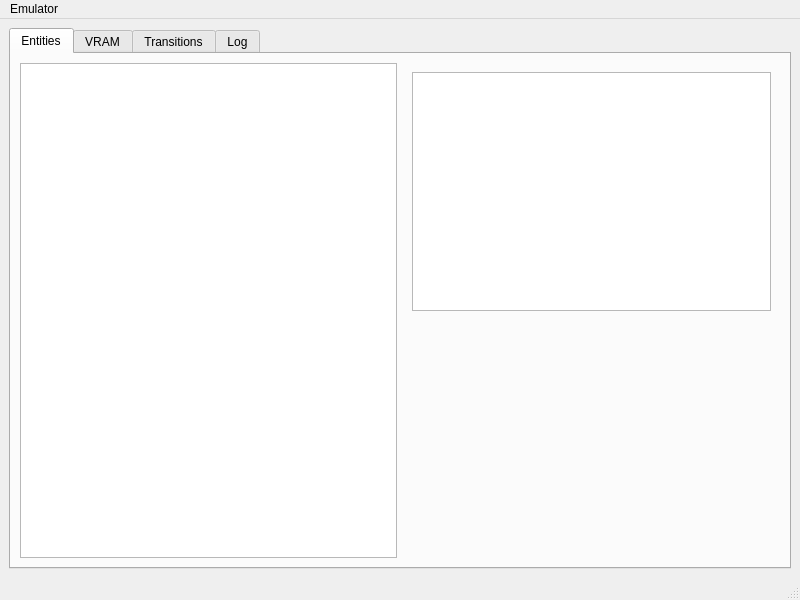
Before: the Qt Designer form mainwindow.ui in T4g1/TombaTools, drawn with Qt 5.
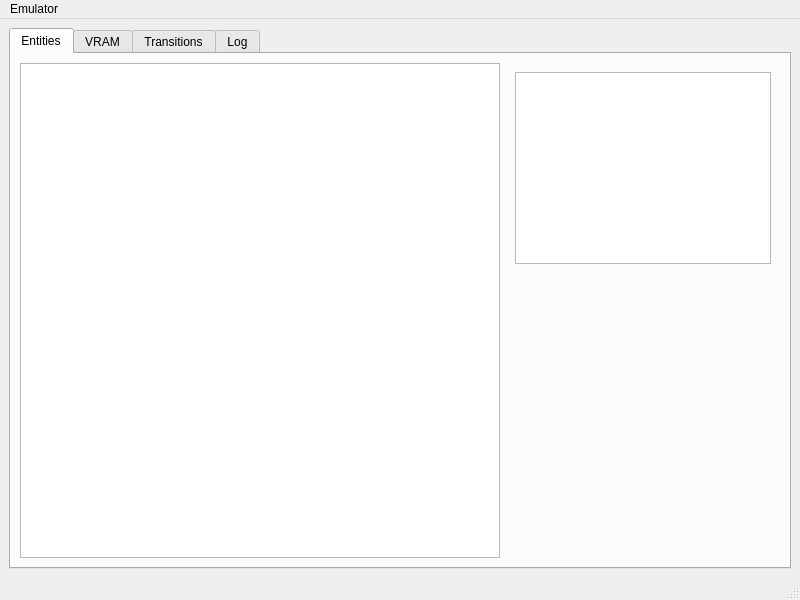
After: the same form once the commit is applied.

Patch:
```diff
--- a/mainwindow.ui
+++ b/mainwindow.ui
@@ -32,7 +32,38 @@
          <widget class="QWidget" name="entity_viewer" native="true">
           <layout class="QVBoxLayout" name="entity_viewer_layout">
            <item>
-            <widget class="QGraphicsView" name="entity_preview"/>
+            <widget class="QGraphicsView" name="entity_preview">
+             <property name="sizePolicy">
+              <sizepolicy hsizetype="Maximum" vsizetype="Maximum">
+               <horstretch>0</horstretch>
+               <verstretch>0</verstretch>
+              </sizepolicy>
+             </property>
+             <property name="mouseTracking">
+              <bool>true</bool>
+             </property>
+             <property name="autoFillBackground">
+              <bool>true</bool>
+             </property>
+             <property name="backgroundBrush">
+              <brush brushstyle="Dense2Pattern">
+               <color alpha="255">
+                <red>125</red>
+                <green>125</green>
+                <blue>125</blue>
+               </color>
+              </brush>
+             </property>
+             <property name="dragMode">
+              <enum>QGraphicsView::DragMode::ScrollHandDrag</enum>
+             </property>
+             <property name="transformationAnchor">
+              <enum>QGraphicsView::ViewportAnchor::AnchorUnderMouse</enum>
+             </property>
+             <property name="resizeAnchor">
+              <enum>QGraphicsView::ViewportAnchor::AnchorUnderMouse</enum>
+             </property>
+            </widget>
            </item>
            <item>
             <spacer name="verticalSpacer">
```
